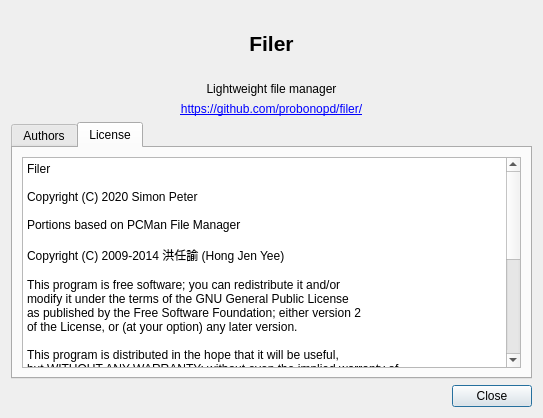
The window that filer/about.ui (lxqt/pcmanfm-qt) describes before a commit, drawn with Qt 5.
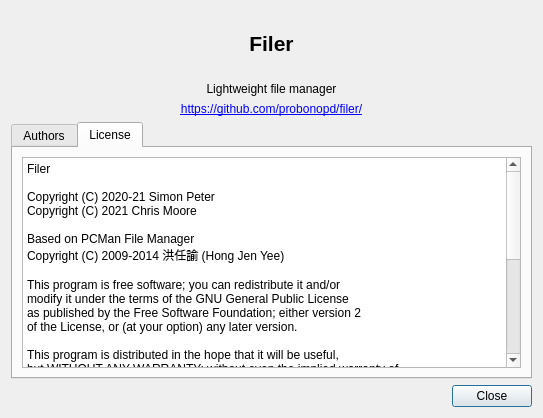
The same window after the commit. Icons and pictures are not drawn.

Commit message: Thanks @moochris

Diff of the .ui file:
```diff
--- a/filer/about.ui
+++ b/filer/about.ui
@@ -123,10 +123,10 @@
          <property name="plainText">
           <string>Filer
 
-Copyright (C) 2020 Simon Peter
+Copyright (C) 2020-21 Simon Peter
+Copyright (C) 2021 Chris Moore
 
-Portions based on PCMan File Manager
-
+Based on PCMan File Manager
 Copyright (C) 2009-2014 洪任諭 (Hong Jen Yee)
 
 This program is free software; you can redistribute it and/or
```
Left out of the diff: 1 changed line with no effect on the pictures.
